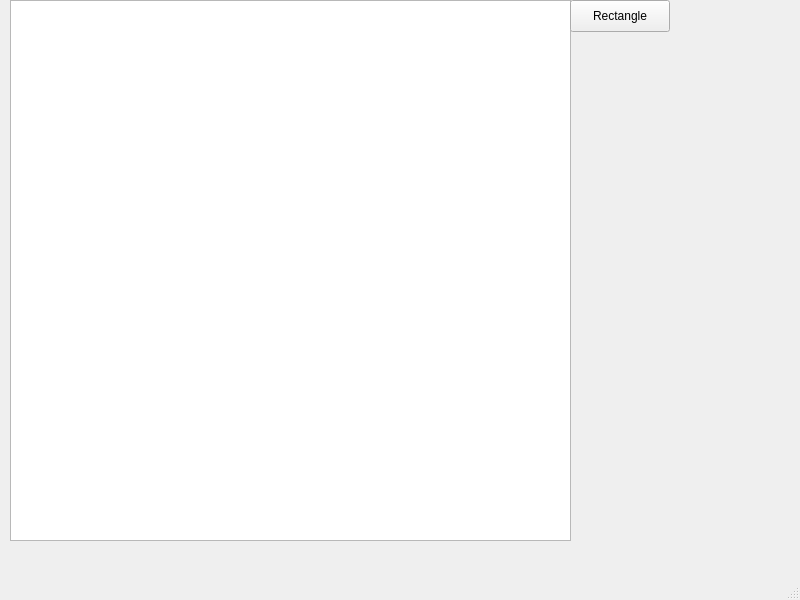
The window that LAB2/LAB2/mainwindow.ui (Artyom-Gerchik/OOPLabs) describes before a commit, drawn with Qt 5.
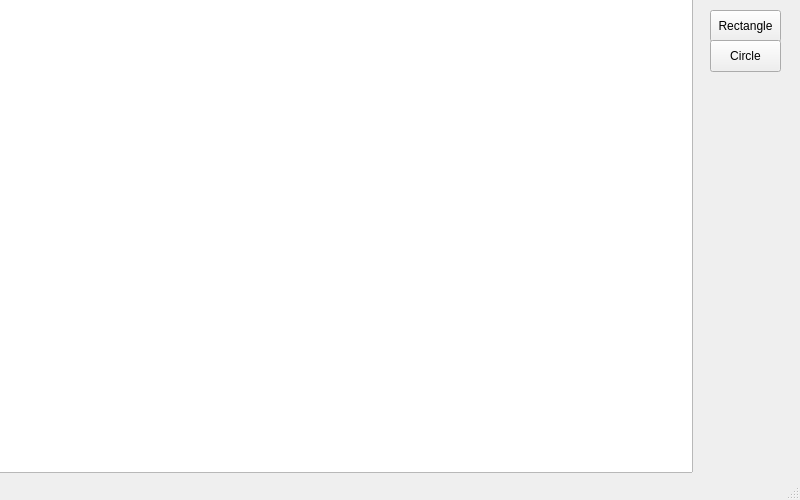
The same window after the commit.

The edit to the form file:
```diff
--- a/LAB2/LAB2/mainwindow.ui
+++ b/LAB2/LAB2/mainwindow.ui
@@ -7,20 +7,44 @@
     <x>0</x>
     <y>0</y>
     <width>800</width>
-    <height>600</height>
+    <height>500</height>
    </rect>
   </property>
+  <property name="sizePolicy">
+   <sizepolicy hsizetype="Minimum" vsizetype="Minimum">
+    <horstretch>0</horstretch>
+    <verstretch>0</verstretch>
+   </sizepolicy>
+  </property>
+  <property name="minimumSize">
+   <size>
+    <width>400</width>
+    <height>400</height>
+   </size>
+  </property>
+  <property name="maximumSize">
+   <size>
+    <width>9999</width>
+    <height>9999</height>
+   </size>
+  </property>
   <property name="windowTitle">
    <string>MainWindow</string>
   </property>
   <widget class="QWidget" name="centralwidget">
+   <property name="minimumSize">
+    <size>
+     <width>200</width>
+     <height>200</height>
+    </size>
+   </property>
    <widget class="QGraphicsView" name="graphicsView">
     <property name="geometry">
      <rect>
-      <x>10</x>
-      <y>0</y>
-      <width>561</width>
-      <height>541</height>
+      <x>-8</x>
+      <y>-8</y>
+      <width>701</width>
+      <height>481</height>
      </rect>
     </property>
     <property name="alignment">
@@ -30,9 +54,9 @@
    <widget class="QPushButton" name="RectangleButton">
     <property name="geometry">
      <rect>
-      <x>570</x>
-      <y>0</y>
-      <width>100</width>
+      <x>710</x>
+      <y>10</y>
+      <width>71</width>
       <height>32</height>
      </rect>
     </property>
@@ -40,6 +64,19 @@
      <string>Rectangle</string>
     </property>
    </widget>
+   <widget class="QPushButton" name="CircleButton">
+    <property name="geometry">
+     <rect>
+      <x>710</x>
+      <y>40</y>
+      <width>71</width>
+      <height>32</height>
+     </rect>
+    </property>
+    <property name="text">
+     <string>Circle</string>
+    </property>
+   </widget>
   </widget>
   <widget class="QMenuBar" name="menubar">
    <property name="geometry">
```
